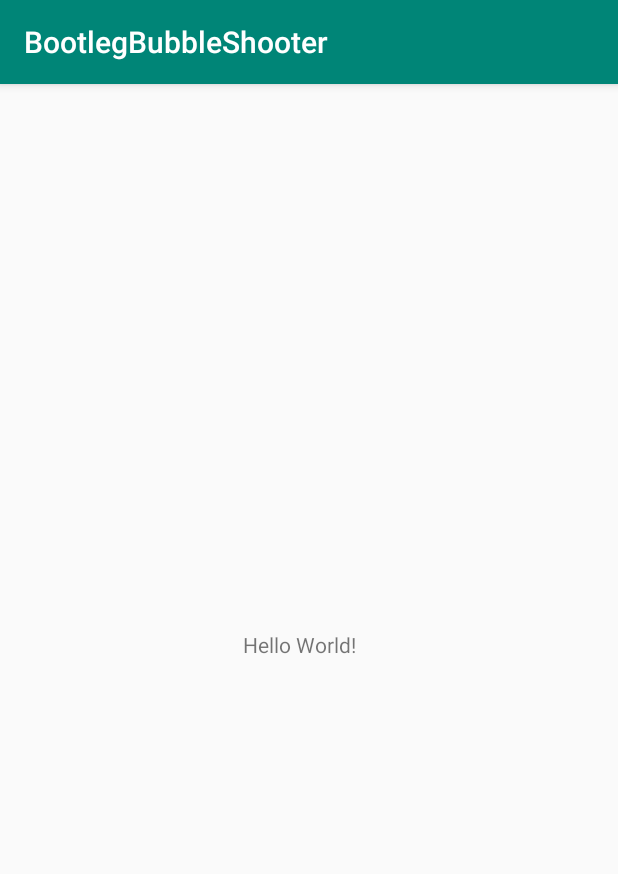
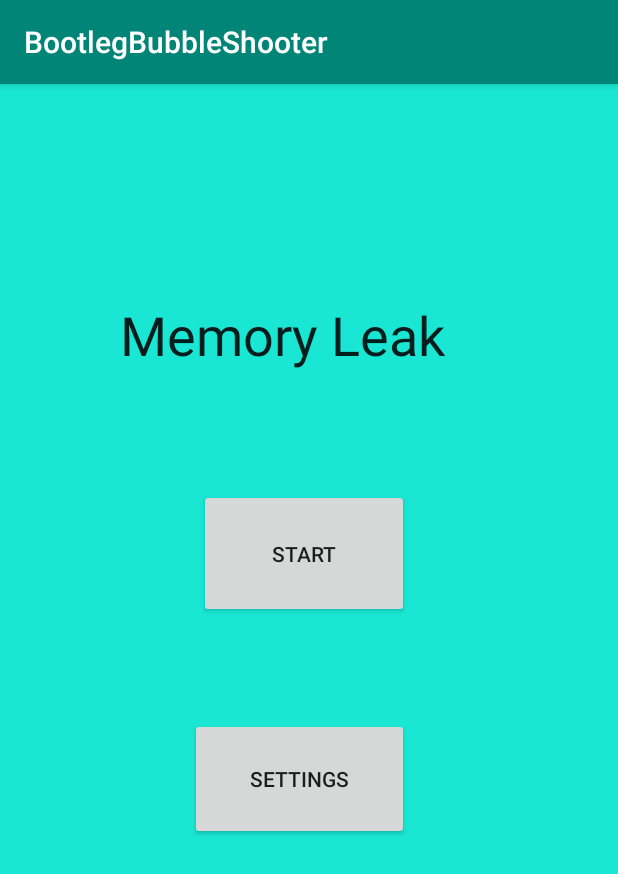
Before and after one commit to samau2000/MemoryLeak2.0, an Android app: the screen it shows after launch (MainActivity), on a phone screen of 412 x 824 dp. Shown: the top 874 px of the screen. Run offline under Robolectric (Android 15) with nearby library versions, the phone set to English and light mode, and no system bars.

Commit message:
commit 10:45 PM with start menu

```diff
--- a/BootlegBubbleShooter/app/src/main/res/layout/activity_main.xml
+++ b/BootlegBubbleShooter/app/src/main/res/layout/activity_main.xml
@@ -4,16 +4,53 @@
     xmlns:tools="http://schemas.android.com/tools"
     android:layout_width="match_parent"
     android:layout_height="match_parent"
+    android:background="#19E7D3"
     tools:context=".MainActivity">
 
     <TextView
         android:id="@+id/textView"
-        android:layout_width="88dp"
-        android:layout_height="40dp"
-        android:text="Hello World!"
+        android:layout_width="298dp"
+        android:layout_height="64dp"
+        android:text="Memory Leak"
+        android:textAppearance="@style/TextAppearance.AppCompat.Large"
+        android:textSize="36sp"
+        app:fontFamily="sans-serif"
         app:layout_constraintBottom_toBottomOf="parent"
         app:layout_constraintEnd_toEndOf="parent"
-        app:layout_constraintHorizontal_bias="0.5"
+        app:layout_constraintHorizontal_bias="0.699"
+        app:layout_constraintStart_toStartOf="parent"
+        app:layout_constraintTop_toTopOf="parent"
+        app:layout_constraintVertical_bias="0.203" />
+
+    <Button
+        android:id="@+id/button"
+        android:layout_width="140dp"
+        android:layout_height="86dp"
+        android:layout_marginStart="132dp"
+        android:layout_marginLeft="132dp"
+        android:layout_marginTop="309dp"
+        android:layout_marginEnd="139dp"
+        android:layout_marginRight="139dp"
+        android:layout_marginBottom="451dp"
+        android:text="Start"
+        app:layout_constraintBottom_toBottomOf="parent"
+        app:layout_constraintEnd_toEndOf="parent"
+        app:layout_constraintStart_toStartOf="parent"
+        app:layout_constraintTop_toTopOf="parent" />
+
+    <Button
+        android:id="@+id/button2"
+        android:layout_width="146dp"
+        android:layout_height="81dp"
+        android:layout_marginStart="126dp"
+        android:layout_marginLeft="126dp"
+        android:layout_marginTop="462dp"
+        android:layout_marginEnd="139dp"
+        android:layout_marginRight="139dp"
+        android:layout_marginBottom="303dp"
+        android:text="Settings"
+        app:layout_constraintBottom_toBottomOf="parent"
+        app:layout_constraintEnd_toEndOf="parent"
         app:layout_constraintStart_toStartOf="parent"
         app:layout_constraintTop_toTopOf="parent" />
 
```
